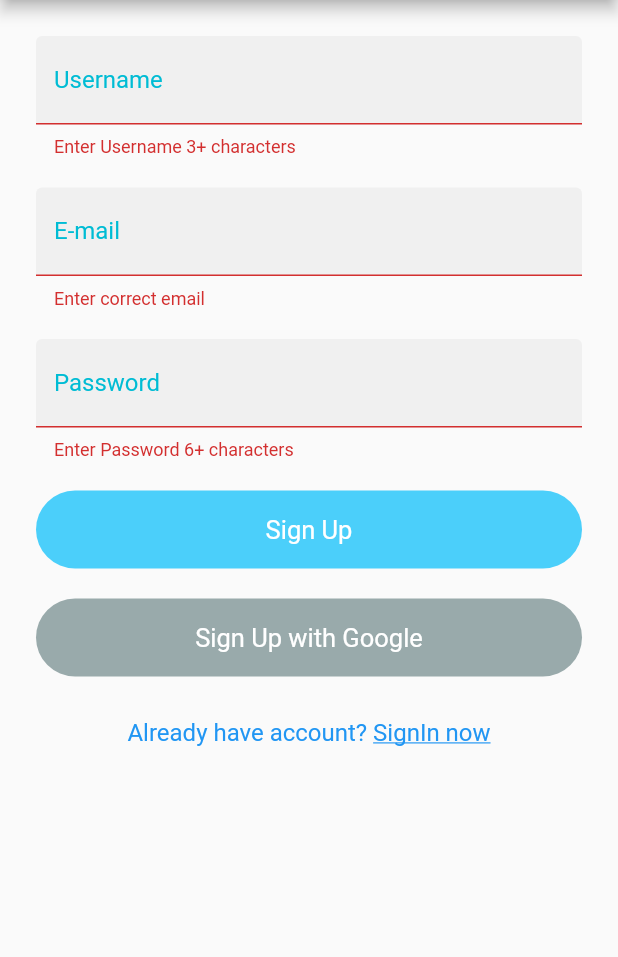
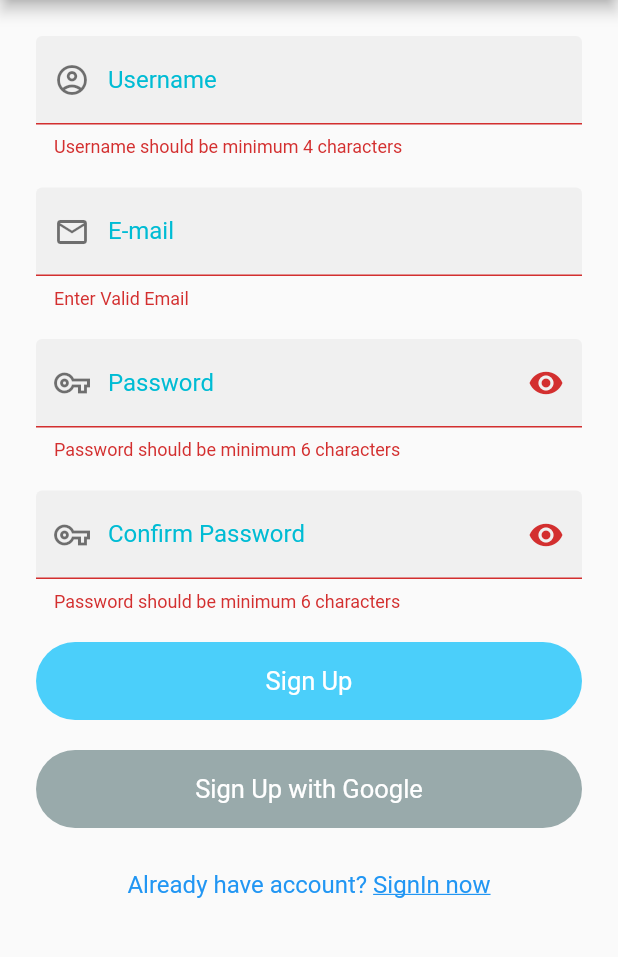
Before and after one commit to singhsduos/Chat_App, a Flutter app: the SignUp screen opened directly with empty values, after a tap on "Sign Up", on a phone screen of 412 x 824 dp, the part 84-1041 px from its top. Run offline on Flutter 3.47's test engine with Material 2 defaults, Android fonts, the light colour scheme and no system bars; our stand-ins replace cloud_firestore, firebase_auth, firebase_core, google_sign_in, shared_preferences; accounts and stored records are empty.

Commit message:
passwor updation

```diff
--- a/lib/Views/drawer.dart
+++ b/lib/Views/drawer.dart
@@ -34,6 +34,7 @@ class _SideDrawerState extends State<SideDrawer> {
               activeColor: Colors.cyan,
               onChanged: (value) {
                 setState(() {
+
                   isDarkTheme = value;
                   if (!value) {
                     _changeTheme(context, MyThemeKeys.LIGHT);
--- a/lib/Views/forgetPassword.dart
+++ b/lib/Views/forgetPassword.dart
@@ -1,4 +1,5 @@
 
+import 'package:ChatApp/Widget/widget.dart';
 import 'package:flutter/material.dart';
 
 class ForgotPassword extends StatefulWidget {
@@ -9,6 +10,8 @@ class ForgotPassword extends StatefulWidget {
 class _ForgotPasswordState extends State<ForgotPassword> {
   @override
   Widget build(BuildContext context) {
-    return Container();
+    return Scaffold(
+      appBar: appBarMain(context),
+    );
   }
 }
--- a/lib/Views/signIn.dart
+++ b/lib/Views/signIn.dart
@@ -78,15 +78,15 @@ class _SignInState extends State<SignIn> {
             MaterialPageRoute<MaterialPageRoute>(
                 builder: (BuildContext context) => ChatRoom()));
       } else {
-         setState(() {
-            isLoading = false;
-             print("There was an error");
-          });
-
+        setState(() {
+          isLoading = false;
+          print("There was an error");
+        });
       }
     });
   }
 
+  bool _obscureText = true;
   @override
   Widget build(BuildContext context) {
     return Scaffold(
@@ -113,6 +113,12 @@ class _SignInState extends State<SignIn> {
                             controller: emailTextEditingController,
                             style: TextStyle(color: Colors.cyan),
                             decoration: InputDecoration(
+                              prefixIcon: Container(
+                                child: Icon(
+                                  Icons.mail_outline,
+                                  color: Colors.black54,
+                                ),
+                              ),
                               focusedBorder: OutlineInputBorder(
                                 borderRadius:
                                     BorderRadius.all(Radius.circular(22.0)),
@@ -121,7 +127,7 @@ class _SignInState extends State<SignIn> {
                               ),
                               enabledBorder: const OutlineInputBorder(
                                 borderRadius:
-                                    BorderRadius.all(Radius.circular(20.0)),
+                                    BorderRadius.all(Radius.circular(22.0)),
                                 borderSide: BorderSide(color: Colors.cyan),
                               ),
                               hintText: 'Enter E-mail',
@@ -141,9 +147,27 @@ class _SignInState extends State<SignIn> {
                                   : "Enter correct password";
                             },
                             controller: passwordTextEditingController,
-                            obscureText: true,
+                            obscureText: _obscureText,
                             style: TextStyle(color: Colors.cyan),
                             decoration: InputDecoration(
+                              prefixIcon: Container(
+                                child: Icon(
+                                  Icons.vpn_key_outlined,
+                                  color: Colors.black54,
+                                ),
+                              ),
+                              suffixIcon: Container(
+                                child: IconButton(
+                                  icon: Icon(_obscureText
+                                      ? Icons.visibility
+                                      : Icons.visibility_off),
+                                  onPressed: () {
+                                    setState(() {
+                                      _obscureText = !_obscureText;
+                                    });
+                                  },
+                                ),
+                              ),
                               focusedBorder: OutlineInputBorder(
                                   borderRadius:
                                       BorderRadius.all(Radius.circular(22.0)),
@@ -151,7 +175,7 @@ class _SignInState extends State<SignIn> {
                                       BorderSide(color: Colors.cyan, width: 2)),
                               enabledBorder: const OutlineInputBorder(
                                 borderRadius:
-                                    BorderRadius.all(Radius.circular(20.0)),
+                                    BorderRadius.all(Radius.circular(22.0)),
                                 borderSide: BorderSide(color: Colors.cyan),
                               ),
                               hintText: 'Enter Password',
--- a/lib/Views/signUp.dart
+++ b/lib/Views/signUp.dart
@@ -7,7 +7,6 @@ import 'package:firebase_auth/firebase_auth.dart';
 import 'package:flutter/material.dart';
 import 'package:ChatApp/Widget/widget.dart';
 import 'chatRoomsScreen.dart';
-
 
 import '../Widget/widget.dart';
 
@@ -24,10 +23,12 @@ class _SignUpState extends State<SignUp> {
   AuthMethods authMethods = AuthMethods();
   DatabaseMethods databaseMethods = DatabaseMethods();
 
-  final formKey = GlobalKey<FormState>();
+  final GlobalKey<FormState> formKey = GlobalKey<FormState>();
   TextEditingController userNameTextEditingController = TextEditingController();
   TextEditingController emailTextEditingController = TextEditingController();
   TextEditingController passwordTextEditingController = TextEditingController();
+  final TextEditingController _pass = TextEditingController();
+  final TextEditingController _confirmPass = TextEditingController();
   dynamic signMeUp() {
     if (formKey.currentState.validate()) {
       Map<String, dynamic> userInfoMap = {
@@ -42,8 +43,8 @@ class _SignUpState extends State<SignUp> {
         isLoading = true;
       });
       authMethods
-          .signUpWithEmailAndPassword(emailTextEditingController.text.trim(),
-              passwordTextEditingController.text)
+          .signUpWithEmailAndPassword(
+              emailTextEditingController.text.trim(), _pass.text)
           .then((dynamic val) {
         if (val != null) {
           // ignore: always_specify_types
@@ -74,19 +75,21 @@ class _SignUpState extends State<SignUp> {
         // ignore: unnecessary_parenthesis
         databaseMethods.uploadUserInfo(userInfoMap);
         HelperFunctions.saveUserLoggedInSharedPreference(true);
-        HelperFunctions.saveUserLoggedInSharedPreference(true);
+
         Navigator.pushReplacement(
             context,
             MaterialPageRoute<MaterialPageRoute>(
                 builder: (BuildContext context) => ChatRoom()));
       } else {
-         setState(() {
-            isLoading = false;
-             print("There was an error");
-          });
+        setState(() {
+          isLoading = false;
+          print("There was an error");
+        });
       }
     });
   }
+
+  bool _obscureText = true;
 
   @override
   Widget build(BuildContext context) {
@@ -104,12 +107,18 @@ class _SignUpState extends State<SignUp> {
                       TextFormField(
                         validator: (val) {
                           return val.isEmpty || val.length < 3
-                              ? 'Enter Username 3+ characters'
+                              ? 'Username should be minimum 4 characters'
                               : null;
                         },
                         controller: userNameTextEditingController,
                         style: TextStyle(color: Colors.cyan),
                         decoration: InputDecoration(
+                          prefixIcon: Container(
+                            child: Icon(
+                              Icons.account_circle_outlined,
+                              color: Colors.black54,
+                            ),
+                          ),
                           focusedBorder: OutlineInputBorder(
                               borderRadius:
                                   BorderRadius.all(Radius.circular(22.0)),
@@ -117,7 +126,7 @@ class _SignUpState extends State<SignUp> {
                                   BorderSide(color: Colors.cyan, width: 2)),
                           enabledBorder: const OutlineInputBorder(
                             borderRadius:
-                                BorderRadius.all(Radius.circular(20.0)),
+                                BorderRadius.all(Radius.circular(22.0)),
                             borderSide: BorderSide(color: Colors.cyan),
                           ),
                           hintText: 'Enter Username',
@@ -136,11 +145,17 @@ class _SignUpState extends State<SignUp> {
                                       r"^[a-zA-Z0-9.a-zA-Z0-9.!#$%&'*+-/=?^_`{|}~]+@[a-zA-Z0-9]+\.[a-zA-Z]+")
                                   .hasMatch(val)
                               ? null
-                              : 'Enter correct email';
+                              : 'Enter Valid Email';
                         },
                         controller: emailTextEditingController,
                         style: TextStyle(color: Colors.cyan),
                         decoration: InputDecoration(
+                          prefixIcon: Container(
+                            child: Icon(
+                              Icons.mail_outline,
+                              color: Colors.black54,
+                            ),
+                          ),
                           focusedBorder: OutlineInputBorder(
                               borderRadius:
                                   BorderRadius.all(Radius.circular(22.0)),
@@ -148,7 +163,7 @@ class _SignUpState extends State<SignUp> {
                                   BorderSide(color: Colors.cyan, width: 2)),
                           enabledBorder: const OutlineInputBorder(
                             borderRadius:
-                                BorderRadius.all(Radius.circular(20.0)),
+                                BorderRadius.all(Radius.circular(22.0)),
                             borderSide: BorderSide(color: Colors.cyan),
                           ),
                           hintText: 'Enter E-mail',
@@ -162,15 +177,37 @@ class _SignUpState extends State<SignUp> {
                         height: 20,
                       ),
                       TextFormField(
+                        controller: _pass,
                         validator: (val) {
-                          return val.length > 5
-                              ? null
-                              : "Enter Password 6+ characters";
+                          // return val.length > 5
+                          //     ? null
+                          //     : "Password should be minimum 6 characters";
+                          if (val.isEmpty)
+                            return 'Password should be minimum 6 characters';
+                          return null;
                         },
-                        controller: passwordTextEditingController,
-                        obscureText: true,
+                        // controller: passwordTextEditingController,
+                        obscureText: _obscureText,
                         style: TextStyle(color: Colors.cyan),
                         decoration: InputDecoration(
+                          prefixIcon: Container(
+                            child: Icon(
+                              Icons.vpn_key_outlined,
+                              color: Colors.black54,
+                            ),
+                          ),
+                          suffixIcon: Container(
+                            child: IconButton(
+                              icon: Icon(_obscureText
+                                  ? Icons.visibility
+                                  : Icons.visibility_off),
+                              onPressed: () {
+                                setState(() {
+                                  _obscureText = !_obscureText;
+                                });
+                              },
+                            ),
+                          ),
                           focusedBorder: OutlineInputBorder(
                               borderRadius:
                                   BorderRadius.all(Radius.circular(22.0)),
@@ -178,11 +215,64 @@ class _SignUpState extends State<SignUp> {
                                   BorderSide(color: Colors.cyan, width: 2)),
                           enabledBorder: const OutlineInputBorder(
                             borderRadius:
-                                BorderRadius.all(Radius.circular(20.0)),
+                                BorderRadius.all(Radius.circular(22.0)),
                             borderSide: BorderSide(color: Colors.cyan),
                           ),
                           hintText: 'Enter Password',
                           labelText: 'Password',
+                          filled: true,
+                          labelStyle:
+                              new TextStyle(color: Colors.cyan, fontSize: 16.0),
+                        ),
+                      ),
+                      SizedBox(
+                        height: 20,
+                      ),
+                      TextFormField(
+                        controller: _confirmPass,
+                        validator: (val) {
+                          // return val.length > 5
+                          //     ? null
+                          //     : "Password should be minimum 6 characters";
+                          if (val.isEmpty)
+                            return 'Password should be minimum 6 characters';
+                          if (val != _pass.text) return 'Unmatch Password';
+                          return null;
+                        },
+                        // controller: passwordTextEditingController,
+                        obscureText: _obscureText,
+                        style: TextStyle(color: Colors.cyan),
+                        decoration: InputDecoration(
+                          prefixIcon: Container(
+                            child: Icon(
+                              Icons.vpn_key_outlined,
+                              color: Colors.black54,
+                            ),
+                          ),
+                          suffixIcon: Container(
+                            child: IconButton(
+                              icon: Icon(_obscureText
+                                  ? Icons.visibility
+                                  : Icons.visibility_off),
+                              onPressed: () {
+                                setState(() {
+                                  _obscureText = !_obscureText;
+                                });
+                              },
+                            ),
+                          ),
+                          focusedBorder: OutlineInputBorder(
+                              borderRadius:
+                                  BorderRadius.all(Radius.circular(22.0)),
+                              borderSide:
+                                  BorderSide(color: Colors.cyan, width: 2)),
+                          enabledBorder: const OutlineInputBorder(
+                            borderRadius:
+                                BorderRadius.all(Radius.circular(22.0)),
+                            borderSide: BorderSide(color: Colors.cyan),
+                          ),
+                          hintText: 'Retype Password',
+                          labelText: 'Confirm Password',
                           filled: true,
                           labelStyle:
                               new TextStyle(color: Colors.cyan, fontSize: 16.0),
```
